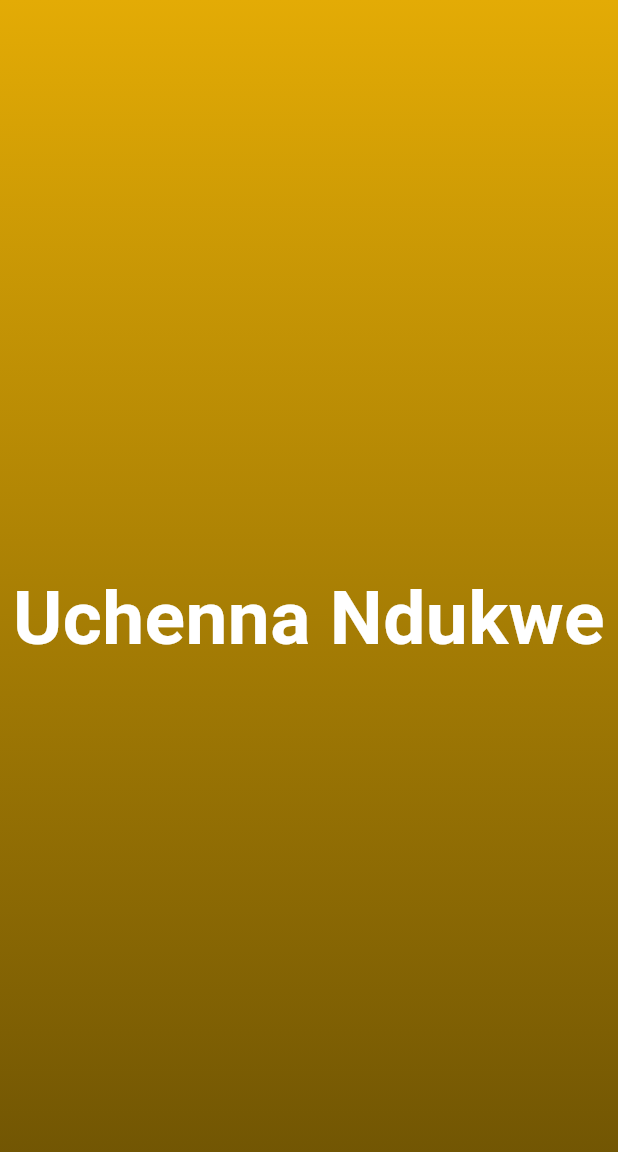
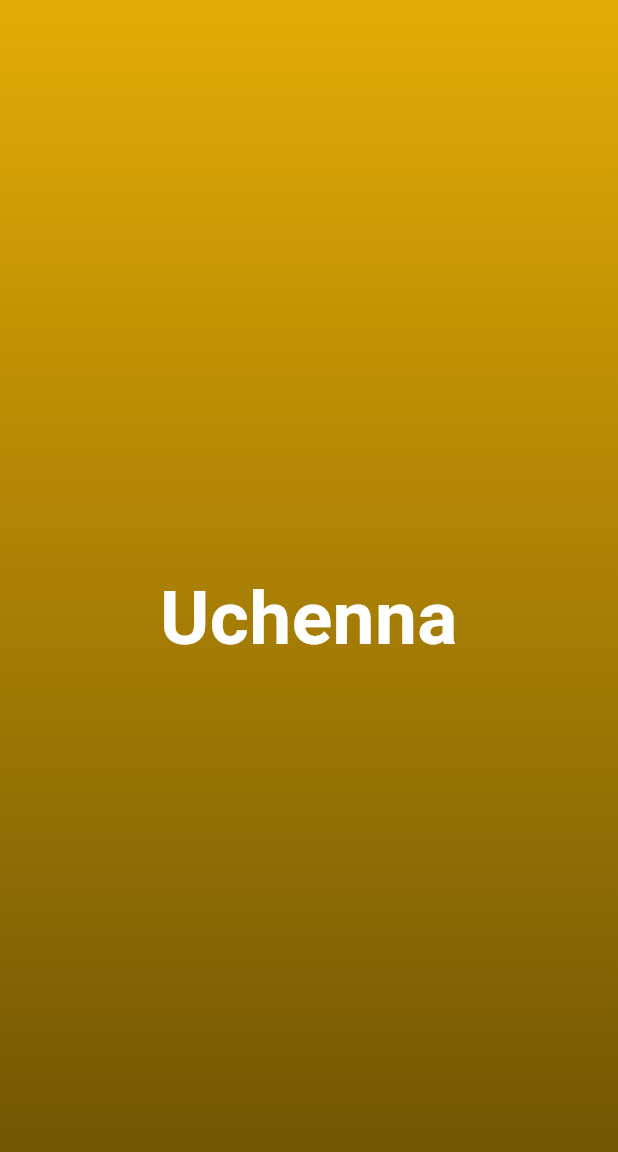
Before and after one commit to uche-hub/roll_dice, a Flutter app: the screen it shows after launch, on a phone screen of 412 x 824 dp. Shown: the top 1152 px of the screen. Run offline on Flutter 3.47's test engine with Material 3 defaults, Android fonts, the phone set to English and light mode, and no system bars.

Commit message:
Created Global variable for text name

```diff
--- a/lib/text_widget.dart
+++ b/lib/text_widget.dart
@@ -1,13 +1,15 @@
 import 'package:flutter/material.dart';
+
+String textName = "Uchenna";
 
 class StyledText extends StatelessWidget {
   const StyledText({super.key});
 
   @override
   Widget build(context) {
-    return const Center(
+    return Center(
       child: Text(
-          "Uchenna Ndukwe",
+        textName,
         textAlign: TextAlign.center,
         style: TextStyle(
             color: Colors.white,
```
Lines whose indentation alone changed are shown as unchanged.
